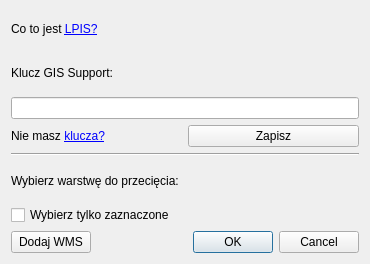
MarekChroszcz/qgis-lpis-plugin, file intersect_lpis_module.ui: the form before one commit.
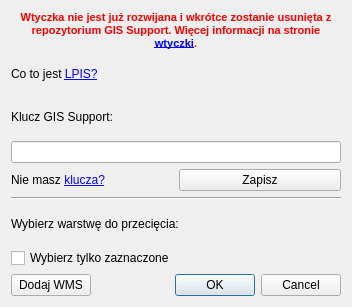
The form after the commit.

Commit message: Informacja o zakończeniu wsparcia Wtyczki LPIS

```diff
--- a/intersect_lpis_module.ui
+++ b/intersect_lpis_module.ui
@@ -9,14 +9,41 @@
    <rect>
     <x>0</x>
     <y>0</y>
-    <width>370</width>
-    <height>264</height>
+    <width>352</width>
+    <height>307</height>
    </rect>
   </property>
   <property name="windowTitle">
    <string>Przecięcia LPIS</string>
   </property>
   <layout class="QVBoxLayout" name="verticalLayout_2">
+   <item>
+    <layout class="QVBoxLayout" name="verticalLayout_3">
+     <item>
+      <widget class="QLabel" name="label_4">
+       <property name="font">
+        <font>
+         <pointsize>8</pointsize>
+         <weight>75</weight>
+         <bold>true</bold>
+        </font>
+       </property>
+       <property name="text">
+        <string>&lt;html&gt;&lt;head/&gt;&lt;body&gt;&lt;font color='red'&gt;&lt;p&gt;Wtyczka nie jest już rozwijana i wkrótce zostanie usunięta z repozytorium GIS Support. Więcej informacji na stronie &lt;a href=&quot;http://gis-support.pl/wtyczka-wyszukiwarka-lpis/ &quot;&gt;&lt;span style=&quot; text-decoration: underline; color:#0000ff;&quot;&gt;wtyczki&lt;/span&gt;&lt;/a&gt;.&lt;/p&gt;&lt;/font&gt;&lt;/body&gt;&lt;/html&gt;</string>
+       </property>
+       <property name="alignment">
+        <set>Qt::AlignCenter</set>
+       </property>
+       <property name="wordWrap">
+        <bool>true</bool>
+       </property>
+       <property name="openExternalLinks">
+        <bool>true</bool>
+       </property>
+      </widget>
+     </item>
+    </layout>
+   </item>
    <item>
     <widget class="QLabel" name="label_3">
      <property name="text">
```
The commit also changes 1 other file.
